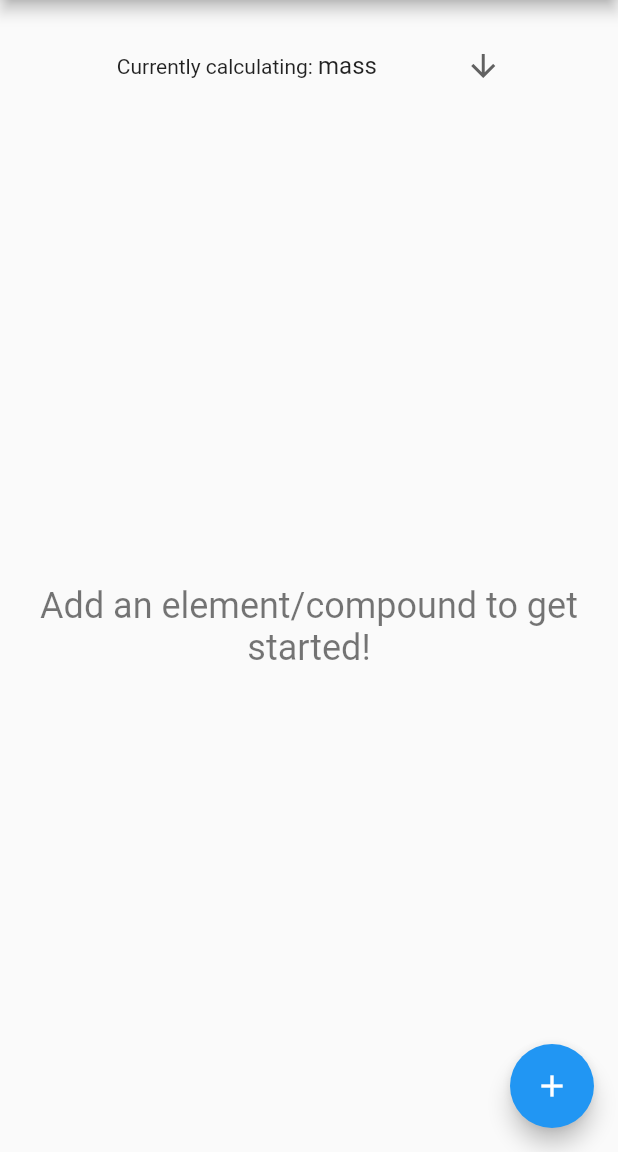
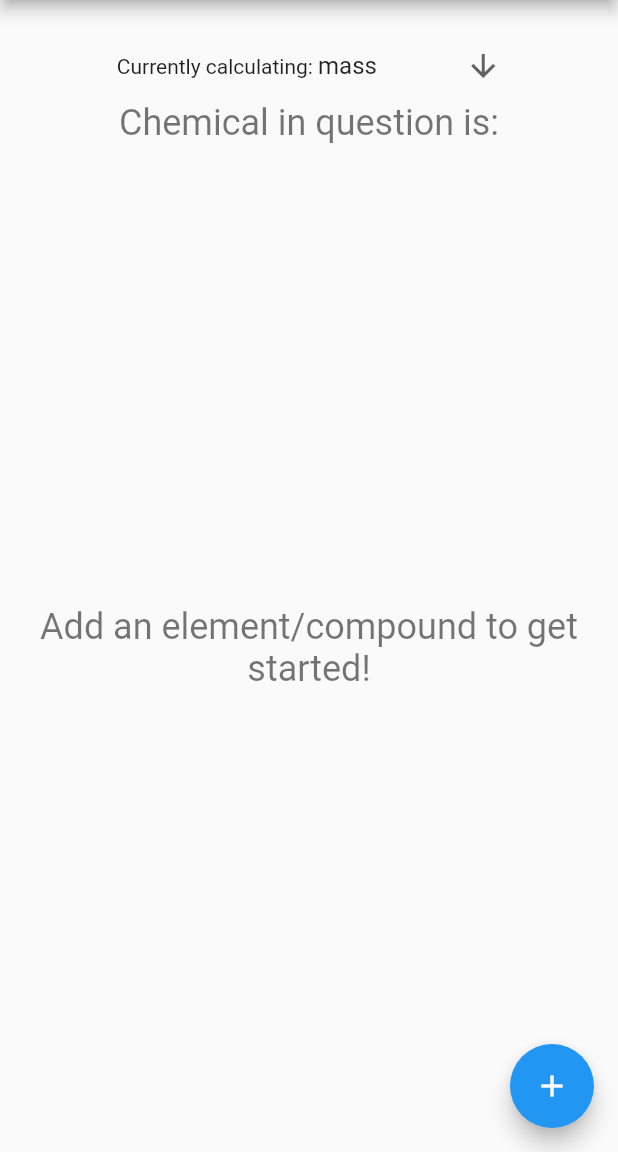
Before and after one commit to IncPlusPlus/chemistry-catalyst, a Flutter app: the SolutionsAndMolarity screen opened by its route, on a phone screen of 412 x 824 dp, the part 84-1236 px from its top. Run offline on Flutter 3.47's test engine with Material 2 defaults, Android fonts, the light colour scheme and no system bars; drawn by our look-alikes of auto_size_text; our stand-ins replace decimal, package_info_plus; missing offline and left inert: autocomplete_textfield_ns, create_atom, more, periodic_table.

Commit message:
Add some text that reads off the formula

```diff
--- a/lib/screens/solutions_molarity.dart
+++ b/lib/screens/solutions_molarity.dart
@@ -1,5 +1,6 @@
 import 'package:auto_size_text/auto_size_text.dart';
 import 'package:chem_catalyst/model/element_item.dart';
+import 'package:chem_catalyst/util/string_helpers.dart';
 import 'package:chem_catalyst/widgets.dart';
 import 'package:decimal/decimal.dart';
 import 'package:flutter/material.dart';
@@ -42,7 +43,8 @@ class _SolutionsAndMolarityState extends State<SolutionsAndMolarity> {
         ),
         drawer: AppDrawer(),
         body: Column(
-          mainAxisAlignment: MainAxisAlignment.center,
+          mainAxisAlignment: MainAxisAlignment.start,
+          crossAxisAlignment: CrossAxisAlignment.center,
           children: [
             Padding(
               padding: EdgeInsets.fromLTRB(0, 20, 0, 0),
@@ -72,6 +74,16 @@ class _SolutionsAndMolarityState extends State<SolutionsAndMolarity> {
                     ],
                   ),
                 ],
+              ),
+            ),
+            Center(
+              child: AutoSizeText(
+                "Chemical in question is: ${compoundFormulaString(elements)}",
+                style: TextStyle(
+                  color: Theme.of(context).unselectedWidgetColor,
+                  fontSize: 24,
+                ),
+                textAlign: TextAlign.center,
               ),
             ),
             Flexible(
```
